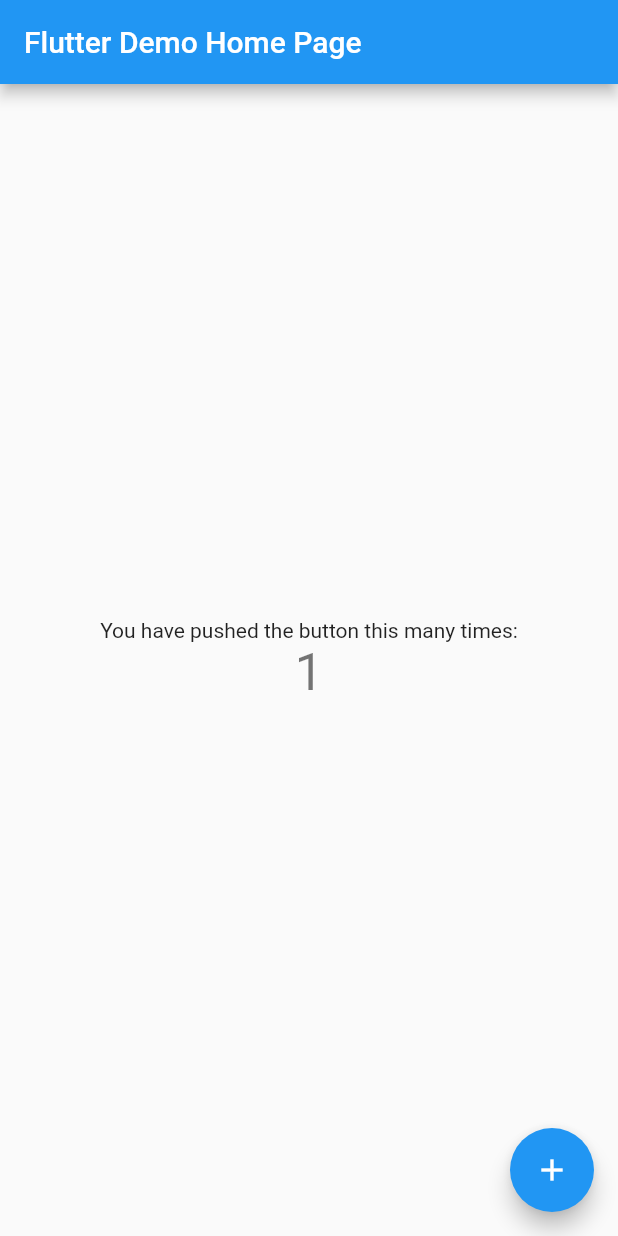
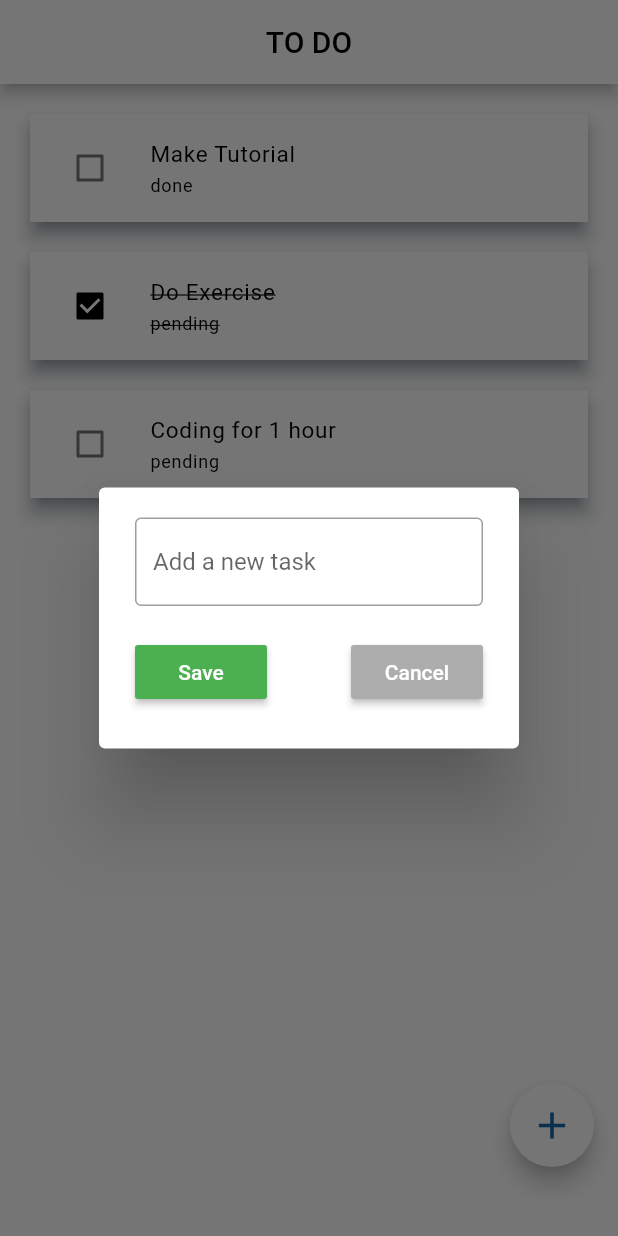
Before and after one commit to d1-biduu/todo_task3, a Flutter app: the screen it shows after launch, after a tap on the "add" icon, on a phone screen of 412 x 824 dp. Run offline on Flutter 3.47's test engine with Material 2 defaults, Android fonts, the phone set to English and light mode, and no system bars; drawn by our look-alikes of flutter_slidable.

Commit message:
code added for todoList

```diff
--- /dev/null
+++ b/lib/Screen/todo.dart
@@ -0,0 +1,95 @@
+import 'package:flutter/material.dart';
+import 'package:todo/widgets/button.dart';
+import 'package:todo/widgets/customlist.dart';
+
+class Homepage extends StatefulWidget {
+  const Homepage({super.key});
+
+  @override
+  State<Homepage> createState() => _HomepageState();
+}
+
+class _HomepageState extends State<Homepage> {
+   final addTaskController = TextEditingController();
+  //list of todo task
+  List toDoList=[
+  ["Make Tutorial",false, 'done'],
+  ["Do Exercise",true, 'pending'],
+  ["Coding for 1 hour",false, 'pending'],
+  ];
+  void checkboxChanged(bool? value, int index){
+setState(() {
+  toDoList[index][1] = !toDoList[index][1];
+});
+  }
+
+
+
+  @override
+  Widget build(BuildContext context) {
+    return Scaffold(
+      backgroundColor: Color.fromARGB(255, 255, 255, 255),
+      appBar: AppBar(
+        title: const Center(child: Text("TO DO", style: TextStyle(color: Colors.black),)),
+
+         backgroundColor:const Color.fromARGB(255, 255, 255, 255),
+      ),
+        body: ListView.builder(
+itemCount: toDoList.length,
+itemBuilder: (context, index) {
+  return CustomWidget(
+    taskName:toDoList[index][0],
+    taskCompleted:toDoList[index][1],
+    onChanged:(value) {checkboxChanged(value,index);
+
+    },
+      taskDescription: toDoList[index][2],
+  );
+},
+
+        ),
+        floatingActionButton: Padding(
+          padding: const EdgeInsets.only(bottom:30.0),
+          child: FloatingActionButton(onPressed: () {
+createNewTask();
+          },
+          backgroundColor: Colors.white,
+          child:const Icon(Icons.add,size: 30,color:Color.fromARGB(255, 21, 103, 171),),),
+        ),
+    );
+  }
+  void createNewTask(){
+    showDialog(context: context, builder: (context){
+      return AlertDialog(
+    backgroundColor: Color.fromARGB(255, 255, 255, 255),
+
+        content: Container(height:130,
+        decoration: BoxDecoration(
+
+          borderRadius: BorderRadius.circular(10),),
+child: Column(children:  [
+   TextField(
+    controller: addTaskController,
+    decoration: const InputDecoration(border:OutlineInputBorder(
+      borderSide: BorderSide(width: 5, color: Colors.white)
+    ),
+    hintText: "Add a new task"),
+  ),
+ const SizedBox(height:20),
+  Row(
+    mainAxisAlignment: MainAxisAlignment.spaceBetween,
+    children: [
+    //save button
+Button(text: "Save", onPressed: (){
+
+}, color: Colors.green,),
+    //cancel button
+Button(text: "Cancel", onPressed: (){Navigator.of(context).pop();}, color: Color.fromARGB(255, 174, 173, 173),)
+  ],)
+]),
+        ),);
+    },
+    );
+  }
+
+}
--- a/lib/main.dart
+++ b/lib/main.dart
@@ -1,4 +1,5 @@
 import 'package:flutter/material.dart';
+import 'package:todo/Screen/todo.dart';
 
 void main() {
   runApp(const MyApp());
@@ -13,103 +14,10 @@ class MyApp extends StatelessWidget {
     return MaterialApp(
       title: 'Flutter Demo',
       theme: ThemeData(
-        // This is the theme of your application.
-        //
-        // Try running your application with "flutter run". You'll see the
-        // application has a blue toolbar. Then, without quitting the app, try
-        // changing the primarySwatch below to Colors.green and then invoke
-        // "hot reload" (press "r" in the console where you ran "flutter run",
-        // or simply save your changes to "hot reload" in a Flutter IDE).
-        // Notice that the counter didn't reset back to zero; the application
-        // is not restarted.
+
         primarySwatch: Colors.blue,
       ),
-      home: const MyHomePage(title: 'Flutter Demo Home Page'),
+      home: const Homepage(),
     );
   }
 }
-
-class MyHomePage extends StatefulWidget {
-  const MyHomePage({super.key, required this.title});
-
-  // This widget is the home page of your application. It is stateful, meaning
-  // that it has a State object (defined below) that contains fields that affect
-  // how it looks.
-
-  // This class is the configuration for the state. It holds the values (in this
-  // case the title) provided by the parent (in this case the App widget) and
-  // used by the build method of the State. Fields in a Widget subclass are
-  // always marked "final".
-
-  final String title;
-
-  @override
-  State<MyHomePage> createState() => _MyHomePageState();
-}
-
-class _MyHomePageState extends State<MyHomePage> {
-  int _counter = 0;
-
-  void _incrementCounter() {
-    setState(() {
-      // This call to setState tells the Flutter framework that something has
-      // changed in this State, which causes it to rerun the build method below
-      // so that the display can reflect the updated values. If we changed
-      // _counter without calling setState(), then the build method would not be
-      // called again, and so nothing would appear to happen.
-      _counter++;
-    });
-  }
-
-  @override
-  Widget build(BuildContext context) {
-    // This method is rerun every time setState is called, for instance as done
-    // by the _incrementCounter method above.
-    //
-    // The Flutter framework has been optimized to make rerunning build methods
-    // fast, so that you can just rebuild anything that needs updating rather
-    // than having to individually change instances of widgets.
-    return Scaffold(
-      appBar: AppBar(
-        // Here we take the value from the MyHomePage object that was created by
-        // the App.build method, and use it to set our appbar title.
-        title: Text(widget.title),
-      ),
-      body: Center(
-        // Center is a layout widget. It takes a single child and positions it
-        // in the middle of the parent.
-        child: Column(
-          // Column is also a layout widget. It takes a list of children and
-          // arranges them vertically. By default, it sizes itself to fit its
-          // children horizontally, and tries to be as tall as its parent.
-          //
-          // Invoke "debug painting" (press "p" in the console, choose the
-          // "Toggle Debug Paint" action from the Flutter Inspector in Android
-          // Studio, or the "Toggle Debug Paint" command in Visual Studio Code)
-          // to see the wireframe for each widget.
-          //
-          // Column has various properties to control how it sizes itself and
-          // how it positions its children. Here we use mainAxisAlignment to
-          // center the children vertically; the main axis here is the vertical
-          // axis because Columns are vertical (the cross axis would be
-          // horizontal).
-          mainAxisAlignment: MainAxisAlignment.center,
-          children: <Widget>[
-            const Text(
-              'You have pushed the button this many times:',
-            ),
-            Text(
-              '$_counter',
-              style: Theme.of(context).textTheme.headlineMedium,
-            ),
-          ],
-        ),
-      ),
-      floatingActionButton: FloatingActionButton(
-        onPressed: _incrementCounter,
-        tooltip: 'Increment',
-        child: const Icon(Icons.add),
-      ), // This trailing comma makes auto-formatting nicer for build methods.
-    );
-  }
-}
--- /dev/null
+++ b/lib/widgets/button.dart
@@ -0,0 +1,16 @@
+import 'package:flutter/material.dart';
+class Button extends StatelessWidget {
+  final String text;
+  final Function() onPressed;
+ final  Color color;
+  const Button({super.key, required this.text, required this.onPressed, required this.color});
+
+  @override
+  Widget build(BuildContext context) {
+    return MaterialButton(
+      onPressed: onPressed,
+      color:color,
+      child: Text(text, style: const TextStyle(color: Colors.white),),
+    );
+  }
+}
--- /dev/null
+++ b/lib/widgets/customlist.dart
@@ -0,0 +1,69 @@
+import 'package:flutter/cupertino.dart';
+import 'package:flutter/material.dart';
+import 'package:flutter_slidable/flutter_slidable.dart';
+
+class CustomWidget extends StatelessWidget {
+  final String taskName;
+  final String taskDescription;
+  final bool taskCompleted;
+  final Function(bool?)? onChanged;
+  final TextDecoration textDecoration = TextDecoration.lineThrough;
+  const CustomWidget(
+      {super.key,
+      required this.taskName,
+      required this.taskCompleted,
+      required this.onChanged,
+      required this.taskDescription});
+
+  @override
+  Widget build(BuildContext context) {
+    return Padding(
+        padding: const EdgeInsets.only(left: 20.0, top: 20, right: 20),
+        child: Slidable(
+          endActionPane: ActionPane(
+            motion: StretchMotion(),
+            children: [
+              SlidableAction(
+                onPressed: (context) {},
+
+                icon: Icons.delete,
+                backgroundColor: Color.fromARGB(255, 255, 0, 0),
+              )
+            ],
+          ),
+          child: Material(
+            elevation: 5.0,
+  shadowColor: Colors.blueGrey,
+            child: ListTile(
+                   tileColor: Colors.white,
+              leading: Checkbox(
+                  activeColor: Colors.black,
+                  value: taskCompleted,
+                  onChanged: onChanged),
+              title: Text(
+                taskName,
+                style: TextStyle(
+                    color: Color.fromARGB(255, 0, 0, 0),
+                    letterSpacing: 0.5,
+                    fontSize: 15,
+                    fontWeight: FontWeight.w400,
+                    decoration: taskCompleted
+                        ? TextDecoration.lineThrough
+                        : TextDecoration.none),
+              ),
+              subtitle: Text(
+                taskDescription,
+                style: TextStyle(
+                    color: Color.fromARGB(255, 0, 0, 0),
+                    letterSpacing: 0.5,
+                    fontSize: 12,
+                    fontWeight: FontWeight.w400,
+                    decoration: taskCompleted
+                        ? TextDecoration.lineThrough
+                        : TextDecoration.none),
+              ),
+            ),
+          ),
+        ));
+  }
+}
--- a/pubspec.yaml
+++ b/pubspec.yaml
@@ -35,6 +35,7 @@ dependencies:
   # The following adds the Cupertino Icons font to your application.
   # Use with the CupertinoIcons class for iOS style icons.
   cupertino_icons: ^1.0.2
+  flutter_slidable: ^3.0.0
 
 dev_dependencies:
   flutter_test:
```
Also changed, not shown: pubspec.lock.
